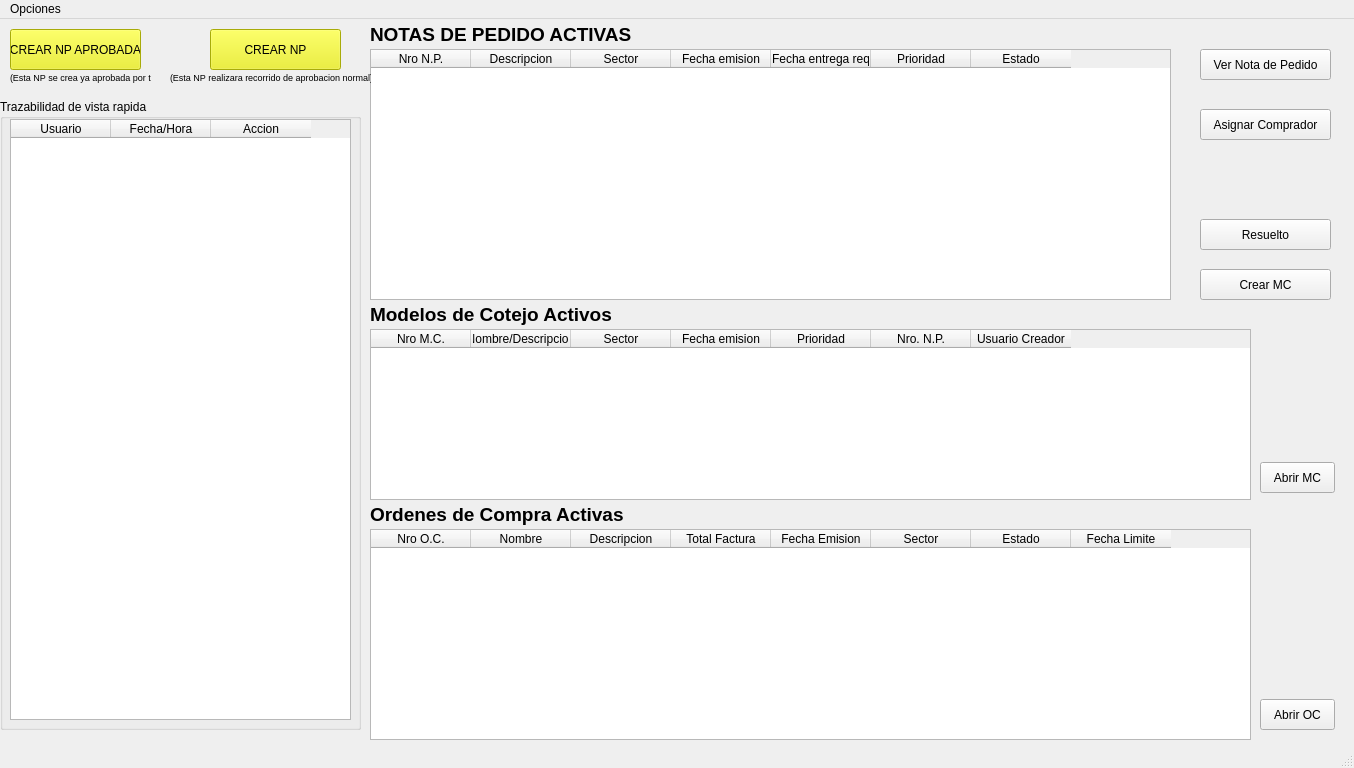
Old version of the form pantallaRespcompras.ui in the repository AyeQuinteros15/DemoPracticas.
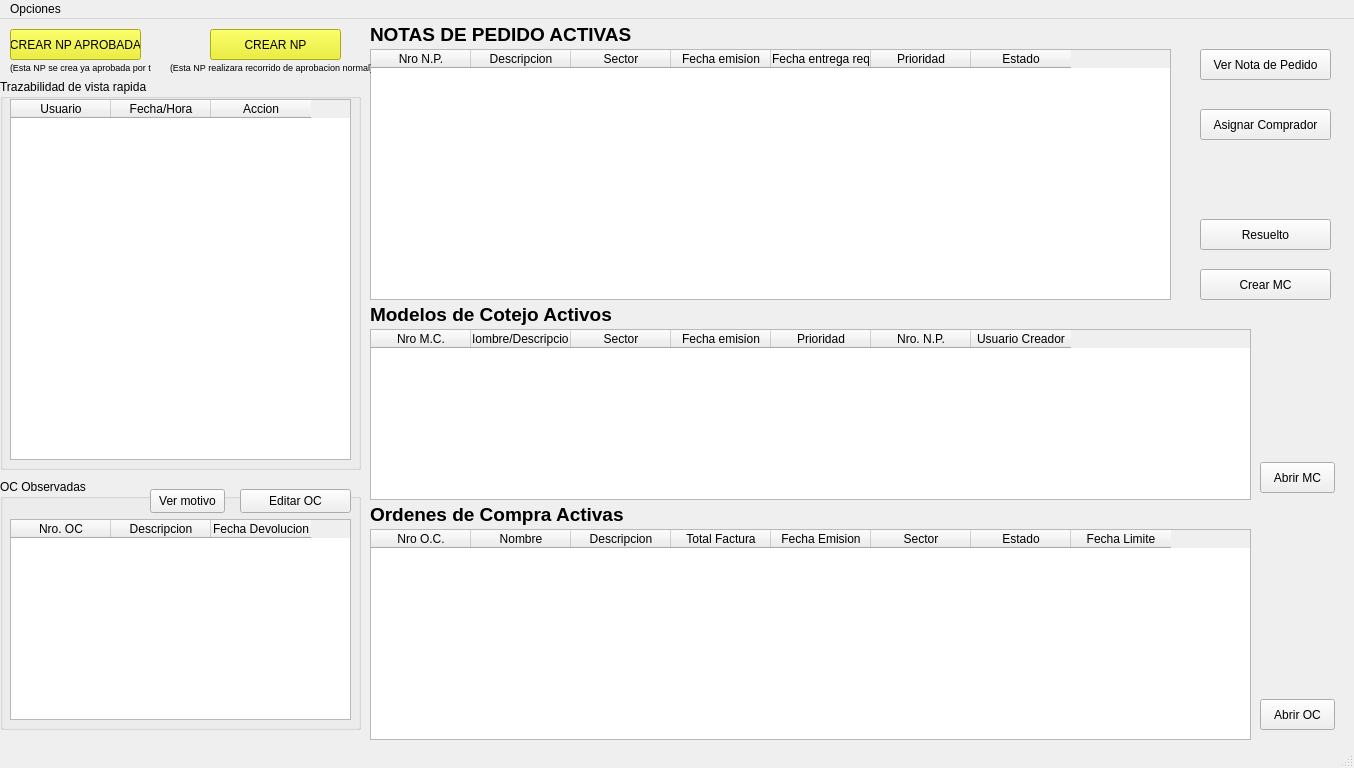
New version of the form.

Diff of the .ui file:
```diff
--- a/pantallaRespcompras.ui
+++ b/pantallaRespcompras.ui
@@ -30,9 +30,9 @@
     <property name="geometry">
      <rect>
       <x>0</x>
-      <y>80</y>
+      <y>60</y>
       <width>361</width>
-      <height>631</height>
+      <height>391</height>
      </rect>
     </property>
     <property name="title">
@@ -44,7 +44,7 @@
        <x>10</x>
        <y>20</y>
        <width>341</width>
-       <height>601</height>
+       <height>361</height>
       </rect>
      </property>
      <column>
@@ -345,7 +345,7 @@
       <x>10</x>
       <y>10</y>
       <width>131</width>
-      <height>41</height>
+      <height>31</height>
      </rect>
     </property>
     <property name="styleSheet">
@@ -360,7 +360,7 @@
     <property name="geometry">
      <rect>
       <x>10</x>
-      <y>50</y>
+      <y>40</y>
       <width>141</width>
       <height>16</height>
      </rect>
@@ -380,7 +380,7 @@
       <x>210</x>
       <y>10</y>
       <width>131</width>
-      <height>41</height>
+      <height>31</height>
      </rect>
     </property>
     <property name="styleSheet">
@@ -395,7 +395,7 @@
     <property name="geometry">
      <rect>
       <x>170</x>
-      <y>50</y>
+      <y>40</y>
       <width>201</width>
       <height>16</height>
      </rect>
@@ -409,6 +409,70 @@
      <string>(Esta NP realizara recorrido de aprobacion normal)</string>
     </property>
    </widget>
+   <widget class="QGroupBox" name="groupBox_2">
+    <property name="geometry">
+     <rect>
+      <x>0</x>
+      <y>460</y>
+      <width>361</width>
+      <height>251</height>
+     </rect>
+    </property>
+    <property name="title">
+     <string>OC Observadas</string>
+    </property>
+    <widget class="QTableWidget" name="tablaObservaciones">
+     <property name="geometry">
+      <rect>
+       <x>10</x>
+       <y>40</y>
+       <width>341</width>
+       <height>201</height>
+      </rect>
+     </property>
+     <column>
+      <property name="text">
+       <string>Nro. OC</string>
+      </property>
+     </column>
+     <column>
+      <property name="text">
+       <string>Descripcion</string>
+      </property>
+     </column>
+     <column>
+      <property name="text">
+       <string>Fecha Devolucion</string>
+      </property>
+     </column>
+    </widget>
+    <widget class="QPushButton" name="btnVerMotivo">
+     <property name="geometry">
+      <rect>
+       <x>150</x>
+       <y>10</y>
+       <width>75</width>
+       <height>24</height>
+      </rect>
+     </property>
+     <property name="text">
+      <string>Ver motivo</string>
+     </property>
+    </widget>
+    <widget class="QPushButton" name="btnEditarObservada">
+     <property name="geometry">
+      <rect>
+       <x>240</x>
+       <y>10</y>
+       <width>111</width>
+       <height>24</height>
+      </rect>
+     </property>
+     <property name="text">
+      <string>Editar OC</string>
+     </property>
+    </widget>
+   </widget>
   </widget>
   <widget class="QMenuBar" name="menubar">
    <property name="geometry">
```
